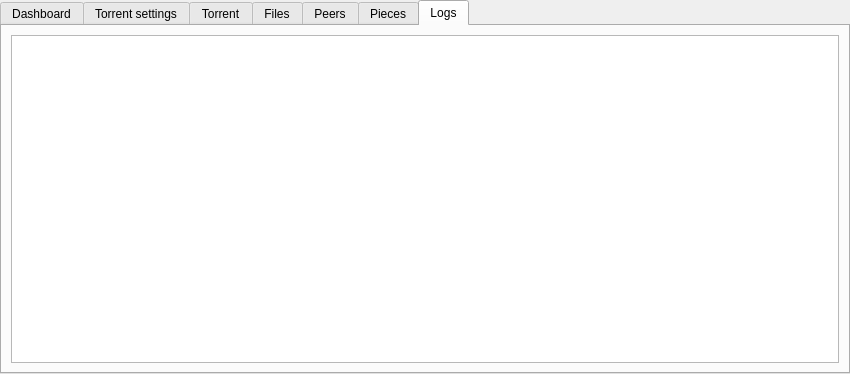
Qt form src/plugins/torrent/tabwidget.ui (0xd34df00d/leechcraft) before a commit.
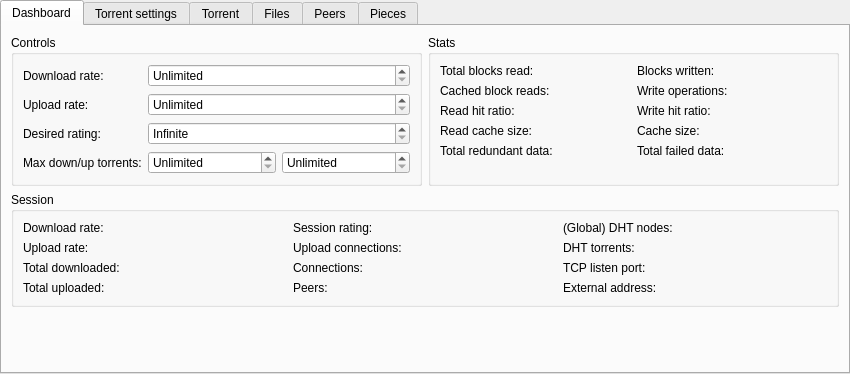
The same form after that commit. The open tabs and pages were chosen to show the change. Custom widgets are drawn as their Qt base class.

What changed in the file:
```diff
--- a/src/plugins/torrent/tabwidget.ui
+++ b/src/plugins/torrent/tabwidget.ui
@@ -1396,29 +1396,6 @@
     </item>
    </layout>
   </widget>
-  <widget class="QWidget" name="tab_2" >
-   <attribute name="title" >
-    <string>Logs</string>
-   </attribute>
-   <layout class="QVBoxLayout" name="verticalLayout_5" >
-    <item>
-     <widget class="QTextEdit" name="LogShower_" >
-      <property name="lineWrapMode" >
-       <enum>QTextEdit::NoWrap</enum>
-      </property>
-      <property name="readOnly" >
-       <bool>true</bool>
-      </property>
-      <property name="tabStopWidth" >
-       <number>100</number>
-      </property>
-      <property name="acceptRichText" >
-       <bool>false</bool>
-      </property>
-     </widget>
-    </item>
-   </layout>
-  </widget>
  </widget>
  <customwidgets>
   <customwidget>
```
